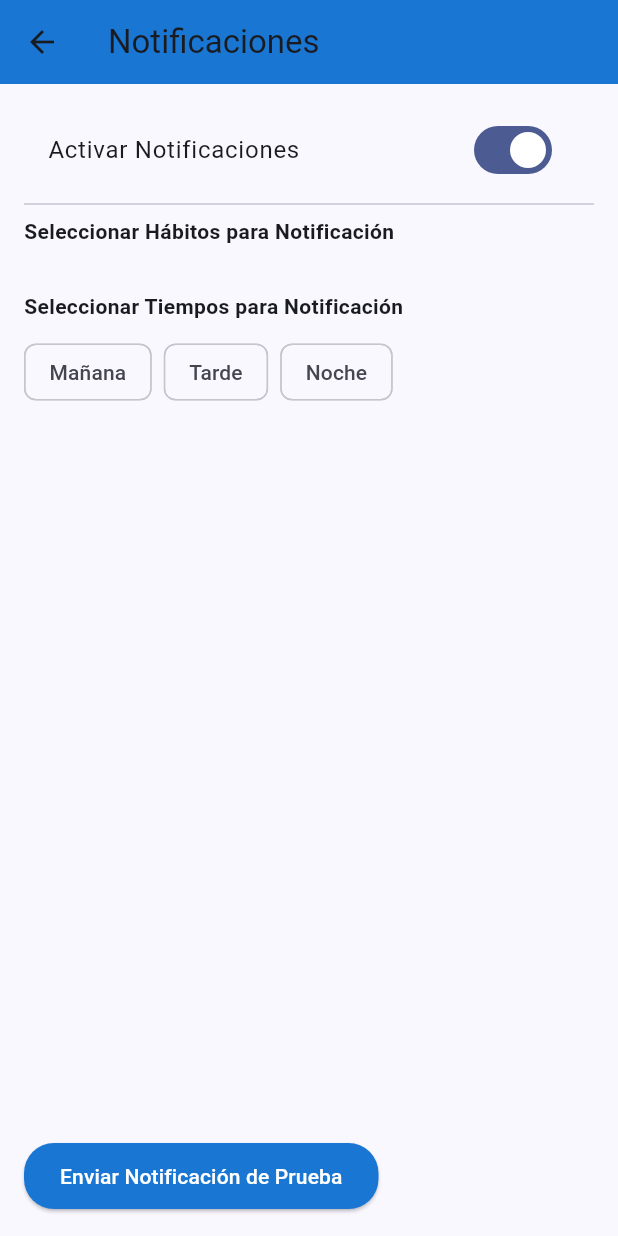
After one commit to SotoWorld17/habit_tracker, a Flutter app: the NotificationsScreen screen opened directly, after a tap on "Activar Notificaciones", on a phone screen of 412 x 824 dp. The commit adds this screen. Run offline on Flutter 3.47's test engine with Material 3 defaults, Android fonts, the phone set to English and light mode, and no system bars; our stand-ins replace fluttertoast, shared_preferences; missing offline and left inert: dart:html; accounts and stored records are empty.

Commit message:
notificaciones

```diff
--- /dev/null
+++ b/habit_tracker/lib/notifications_screen.dart
@@ -0,0 +1,170 @@
+import 'dart:convert';
+import 'dart:html' as html;
+
+import 'package:flutter/material.dart';
+import 'package:shared_preferences/shared_preferences.dart';
+
+class NotificationsScreen extends StatefulWidget {
+  @override
+  _NotificationsScreenState createState() => _NotificationsScreenState();
+}
+
+class _NotificationsScreenState extends State<NotificationsScreen> {
+  bool notificationsEnabled = false;
+  List<String> selectedHabits = [];
+  List<String> selectedTimes = [];
+  Map<String, String> allHabitsMap = {};
+
+  @override
+  void initState() {
+    super.initState();
+    _loadData();
+  }
+
+  Future<void> _loadData() async {
+    SharedPreferences prefs = await SharedPreferences.getInstance();
+    setState(() {
+      notificationsEnabled = prefs.getBool('notificationsEnabled') ?? false;
+      allHabitsMap = Map<String, String>.from(
+          jsonDecode(prefs.getString('selectedHabitsMap') ?? '{}'));
+      selectedHabits = prefs.getStringList('notificationHabits') ?? [];
+      selectedTimes = prefs.getStringList('notificationTimes') ?? [];
+    });
+  }
+
+  Future<void> _saveNotificationSettings() async {
+    SharedPreferences prefs = await SharedPreferences.getInstance();
+    await prefs.setBool('notificationsEnabled', notificationsEnabled);
+    await prefs.setStringList('notificationHabits', selectedHabits);
+    await prefs.setStringList('notificationTimes', selectedTimes);
+  }
+
+  Color _getColorFromHex(String hexColor) {
+    hexColor = hexColor.replaceAll('#', '');
+    if (hexColor.length == 6) {
+      hexColor = 'FF$hexColor'; // Agregar opacidad si no está incluida.
+    }
+    return Color(int.parse('0x$hexColor'));
+  }
+
+  void _sendTestNotification() {
+    if (html.Notification.permission != "granted") {
+      html.Notification.requestPermission().then((permission) {
+        if (permission == 'granted') {
+          html.Notification("Recordatorio de Hábitos",
+              body: "¡Es hora de trabajar en tus hábitos!");
+          print('Permiso de notificación concedido. Notificación enviada.');
+        } else {
+          print('Permiso de notificación denegado.');
+        }
+      });
+    } else {
+      html.Notification("Recordatorio de Hábitos",
+          body: "¡Es hora de trabajar en tus hábitos!");
+      print('Notificación enviada directamente.');
+    }
+  }
+
+  @override
+  Widget build(BuildContext context) {
+    return Scaffold(
+      appBar: AppBar(
+        backgroundColor: Colors.blue.shade700,
+        title: Text('Notificaciones'),
+      ),
+      body: Padding(
+        padding: const EdgeInsets.all(16.0),
+        child: Column(
+          crossAxisAlignment: CrossAxisAlignment.start,
+          children: [
+            SwitchListTile(
+              title: Text('Activar Notificaciones'),
+              value: notificationsEnabled,
+              onChanged: (value) {
+                setState(() {
+                  notificationsEnabled = value;
+                });
+                _saveNotificationSettings();
+              },
+            ),
+            Divider(),
+            Text(
+              'Seleccionar Hábitos para Notificación',
+              style: TextStyle(fontWeight: FontWeight.bold),
+            ),
+            SizedBox(height: 10),
+            Wrap(
+              spacing: 8.0,
+              runSpacing: 8.0,
+              children: allHabitsMap.entries.map((entry) {
+                final habit = entry.key;
+                final colorHex = entry.value;
+                final color = _getColorFromHex(colorHex);
+                return FilterChip(
+                  label: Text(habit),
+                  labelStyle: TextStyle(color: color),
+                  selected: selectedHabits.contains(habit),
+                  selectedColor: color.withOpacity(0.3),
+                  backgroundColor: Colors.white,
+                  side: BorderSide(color: color, width: 2.0),
+                  onSelected: (bool selected) {
+                    setState(() {
+                      if (selected) {
+                        selectedHabits.add(habit);
+                      } else {
+                        selectedHabits.remove(habit);
+                      }
+                    });
+                    _saveNotificationSettings();
+                  },
+                );
+              }).toList(),
+            ),
+            SizedBox(height: 20),
+            Text(
+              'Seleccionar Tiempos para Notificación',
+              style: TextStyle(fontWeight: FontWeight.bold),
+            ),
+            SizedBox(height: 10),
+            Wrap(
+              spacing: 8.0,
+              runSpacing: 8.0,
+              children: ['Mañana', 'Tarde', 'Noche'].map((time) {
+                return FilterChip(
+                  label: Text(time),
+                  selected: selectedTimes.contains(time),
+                  onSelected: (bool selected) {
+                    setState(() {
+                      if (selected) {
+                        selectedTimes.add(time);
+                      } else {
+                        selectedTimes.remove(time);
+                      }
+                    });
+                    _saveNotificationSettings();
+                  },
+                );
+              }).toList(),
+            ),
+            Spacer(),
+            ElevatedButton(
+              onPressed: () {
+                // Usa el método _sendTestNotification para activar la notificación
+                _sendTestNotification();
+              },
+              child: Text('Enviar Notificación de Prueba'),
+              style: ElevatedButton.styleFrom(
+                backgroundColor: Colors.blue.shade700,
+                foregroundColor: Colors.white,
+                shape: RoundedRectangleBorder(
+                  borderRadius: BorderRadius.circular(20),
+                ),
+                padding: EdgeInsets.symmetric(horizontal: 24, vertical: 12),
+              ),
+            ),
+          ],
+        ),
+      ),
+    );
+  }
+}
```
Also changed, not shown: habit_tracker/lib/habit_tracker_screen.dart (+14 -5 lines).
